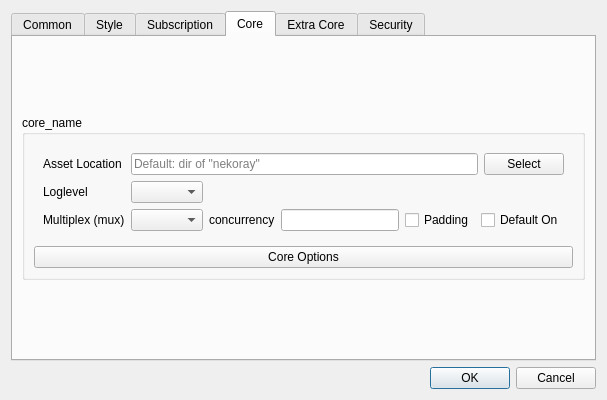
First picture: the form in ui/dialog_basic_settings.ui, repository shengmo0210/nekoray, before the edit.
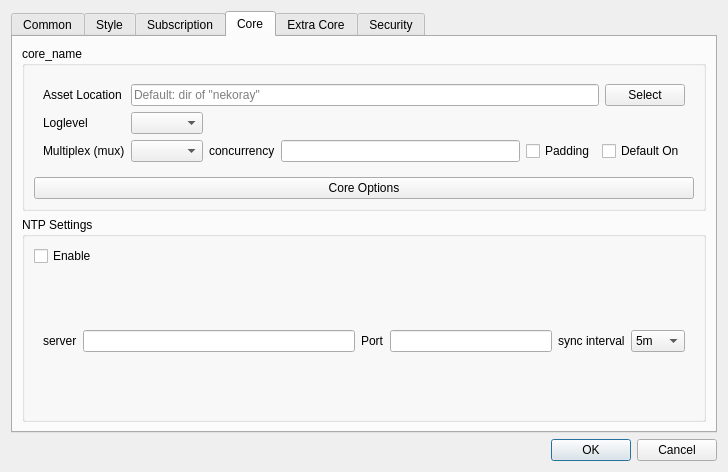
Second picture: the form after the edit. The open tabs and pages were chosen to show the change. Custom widgets are drawn as their Qt base class.

Diff of the .ui file:
```diff
--- a/ui/dialog_basic_settings.ui
+++ b/ui/dialog_basic_settings.ui
@@ -6,8 +6,8 @@
    <rect>
     <x>0</x>
     <y>0</y>
-    <width>600</width>
-    <height>400</height>
+    <width>728</width>
+    <height>472</height>
    </rect>
   </property>
   <property name="sizePolicy">
@@ -689,6 +689,87 @@
          </layout>
         </widget>
        </item>
+       <item>
+        <widget class="QGroupBox" name="ntp_box">
+         <property name="toolTip">
+          <string>&lt;html&gt;&lt;head/&gt;&lt;body&gt;&lt;p&gt;Settings for the sing-box's built-in NTP client&lt;/p&gt;&lt;/body&gt;&lt;/html&gt;</string>
+         </property>
+         <property name="title">
+          <string>NTP Settings</string>
+         </property>
+         <layout class="QVBoxLayout" name="verticalLayout_7">
+          <item>
+           <widget class="QCheckBox" name="ntp_enable">
+            <property name="text">
+             <string>Enable</string>
+            </property>
+           </widget>
+          </item>
+          <item>
+           <widget class="QWidget" name="ntp_config" native="true">
+            <layout class="QHBoxLayout" name="horizontalLayout_11">
+             <item>
+              <widget class="QLabel" name="ntp_server_l">
+               <property name="text">
+                <string>server</string>
+               </property>
+              </widget>
+             </item>
+             <item>
+              <widget class="QLineEdit" name="ntp_server"/>
+             </item>
+             <item>
+              <widget class="QLabel" name="ntp_port_l">
+               <property name="text">
+                <string>Port</string>
+               </property>
+              </widget>
+             </item>
+             <item>
+              <widget class="QLineEdit" name="ntp_port">
+               <property name="maximumSize">
+                <size>
+                 <width>162</width>
+                 <height>16777215</height>
+                </size>
+               </property>
+              </widget>
+             </item>
+             <item>
+              <widget class="QLabel" name="ntp_interval_l">
+               <property name="text">
+                <string>sync interval</string>
+               </property>
+              </widget>
+             </item>
+             <item>
+              <widget class="QComboBox" name="ntp_interval">
+               <property name="toolTip">
+                <string>&lt;html&gt;&lt;head/&gt;&lt;body&gt;&lt;p&gt;In minutes&lt;/p&gt;&lt;/body&gt;&lt;/html&gt;</string>
+               </property>
+               <item>
+                <property name="text">
+                 <string>5m</string>
+                </property>
+               </item>
+               <item>
+                <property name="text">
+                 <string>10m</string>
+                </property>
+               </item>
+               <item>
+                <property name="text">
+                 <string>30m</string>
+                </property>
+               </item>
+              </widget>
+             </item>
+            </layout>
+           </widget>
+          </item>
+         </layout>
+        </widget>
+       </item>
       </layout>
      </widget>
      <widget class="QWidget" name="tab_6">
```
Left out of the diff: 6 changed lines with no effect on the pictures.
